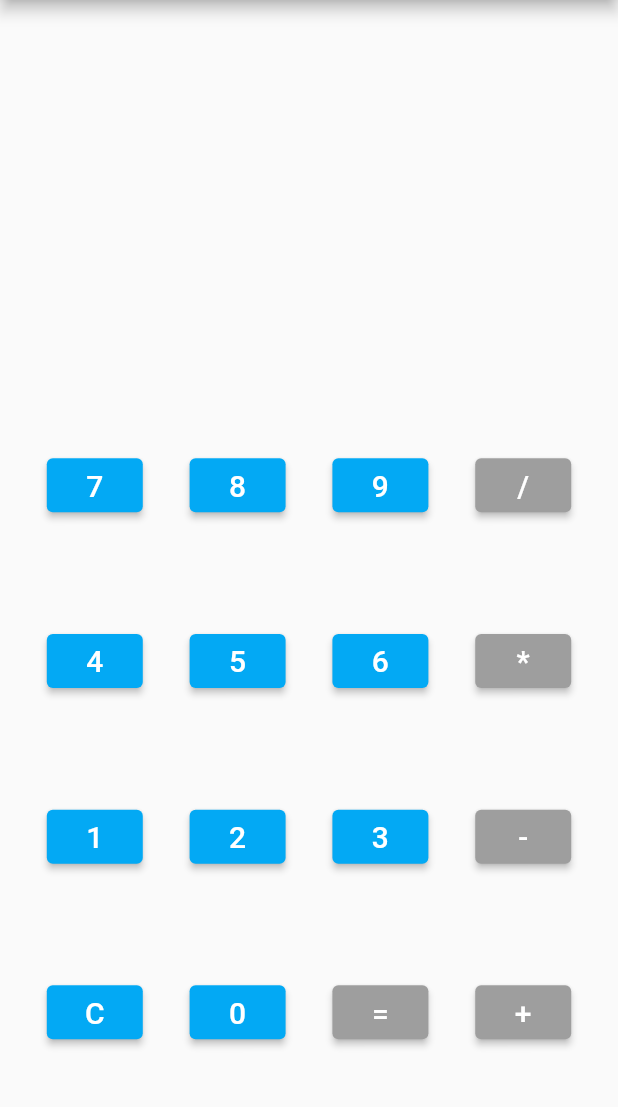
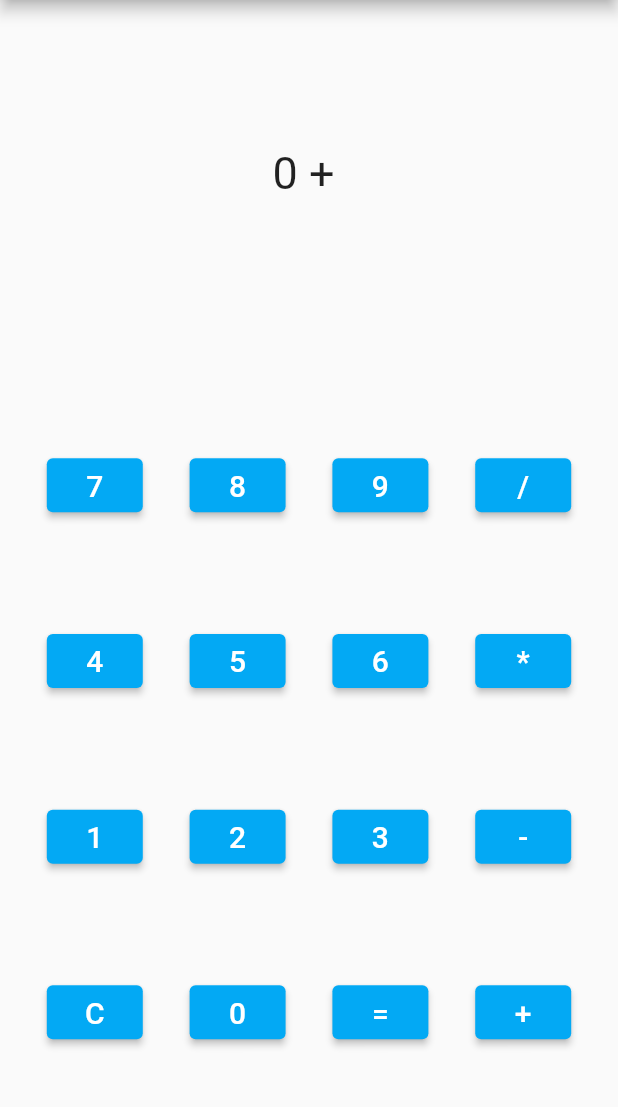
Before and after one commit to jorge-canuto/projeto_calculadora, a Flutter app: the screen it shows after launch, item 4 of the bottom bar chosen, on a phone screen of 412 x 824 dp, the part 84-1191 px from its top. Run offline on Flutter 3.47's test engine with Material 2 defaults, Android fonts, the phone set to English and light mode, and no system bars.

Commit message:
Melhorias no display e no evento da tecla "0"

```diff
--- a/lib/main.dart
+++ b/lib/main.dart
@@ -90,7 +90,7 @@ class MyHomePageState extends State<MyHomePage> {
               child: Text("/", style: TextStyle(color: Colors.white, fontSize: 20.0)),
               style: ButtonStyle(
                   backgroundColor:
-                  MaterialStateProperty.all<Color>(Colors.grey)),
+                  MaterialStateProperty.all<Color>(Colors.lightBlue)),
             )
           ],
         ),
@@ -125,7 +125,7 @@ class MyHomePageState extends State<MyHomePage> {
               child: Text("*", style: TextStyle(color: Colors.white, fontSize: 20.0)),
               style: ButtonStyle(
                   backgroundColor:
-                  MaterialStateProperty.all<Color>(Colors.grey)),
+                  MaterialStateProperty.all<Color>(Colors.lightBlue)),
             )
           ],
         ),
@@ -159,7 +159,7 @@ class MyHomePageState extends State<MyHomePage> {
               child: Text("-", style: TextStyle(color: Colors.white, fontSize: 20.0)),
               style: ButtonStyle(
                   backgroundColor:
-                  MaterialStateProperty.all<Color>(Colors.grey)),
+                  MaterialStateProperty.all<Color>(Colors.lightBlue)),
             )
           ],
         ),
@@ -186,14 +186,14 @@ class MyHomePageState extends State<MyHomePage> {
               child: Text("=", style: TextStyle(color: Colors.white, fontSize: 20.0)),
               style: ButtonStyle(
                   backgroundColor:
-                  MaterialStateProperty.all<Color>(Colors.grey)),
+                  MaterialStateProperty.all<Color>(Colors.lightBlue)),
             ),
             ElevatedButton(
               onPressed: ()=> operacao("+"),
               child: Text("+", style: TextStyle(color: Colors.white, fontSize: 20.0)),
               style: ButtonStyle(
                   backgroundColor:
-                  MaterialStateProperty.all<Color>(Colors.grey)),
+                  MaterialStateProperty.all<Color>(Colors.lightBlue)),
             )
           ],
         )
@@ -208,7 +208,7 @@ class MyHomePageState extends State<MyHomePage> {
   }
 
   void addTela(String tecla){
-    if(display.length == 1 && tecla == "0"){
+    if(display.length == 1 && display == "0" && tecla == "0"){
       display;
     }
     else if(display == "0"){
@@ -236,12 +236,12 @@ class MyHomePageState extends State<MyHomePage> {
     op = operador;
     operando1 = display;
     setState(() {
-      display = "";
+      display = operando1 + " " + op +" ";
     });
   }
 
   void igual() {
-    operando2 = display;
+    operando2 = display.split(" ")[2];
     int resultado;
 
     if (op == "+") {
```
